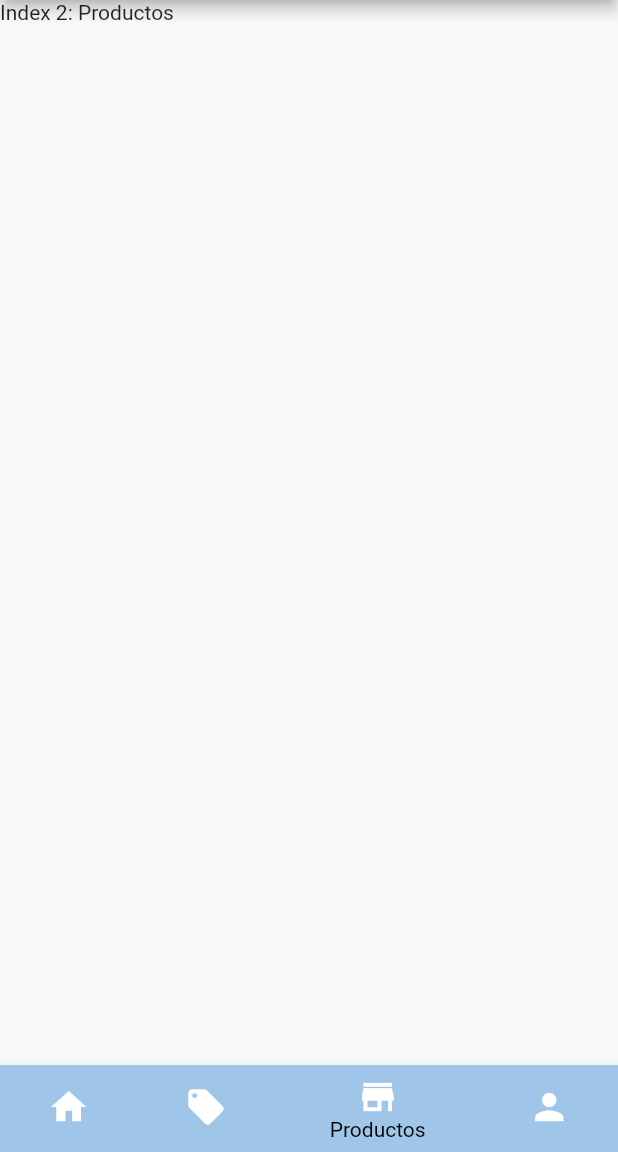
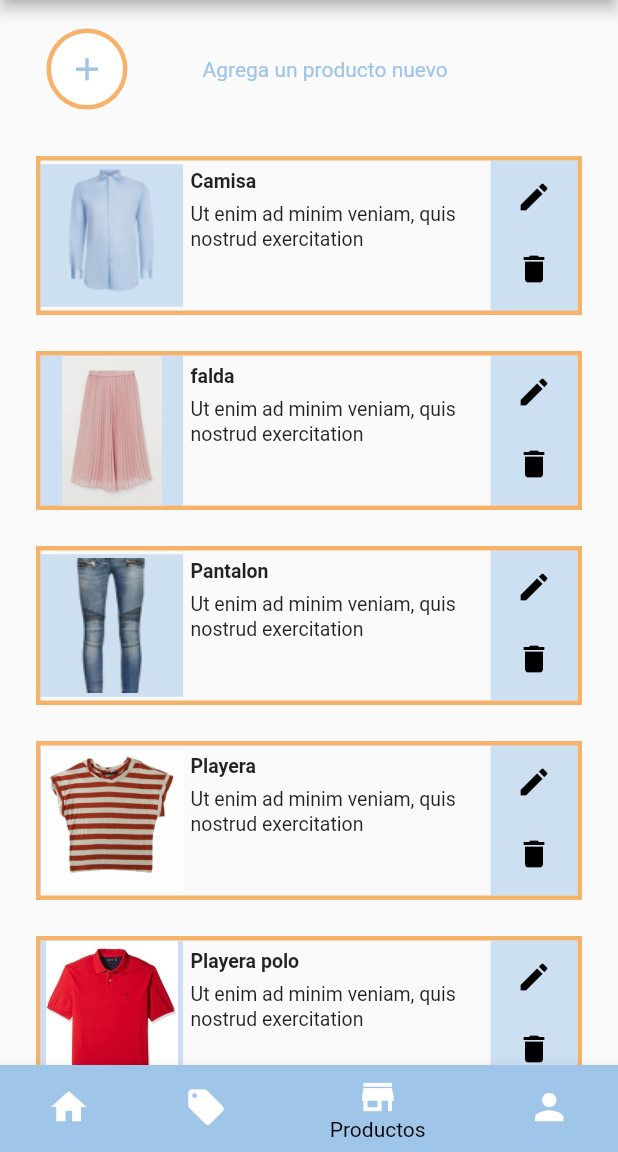
Before and after one commit to NestorJavier/proyecto-ubicua, a Flutter app: the MainScreen screen opened directly, item 3 of the bottom bar chosen, on a phone screen of 412 x 824 dp, the part 84-1236 px from its top. Run offline on Flutter 3.47's test engine with Material 2 defaults, Android fonts, the phone set to English and light mode, and no system bars; Roboto replaces fonts that are missing (RobotoMono).

Commit message:
productos

```diff
--- a/lib/main.dart
+++ b/lib/main.dart
@@ -3,6 +3,7 @@ import 'package:flutter/material.dart';
 import 'package:flutter/widgets.dart';
 import 'resumen_compra.dart';
 import 'Principal.dart';
+import 'productos.dart';
 
 //GlobalKey<ScaffoldState> _drawerKey = GlobalKey();
 
@@ -321,9 +322,7 @@ class _MainScreenState extends State<MainScreen> {
     Text(
       'Index 1: Promociones',
     ),
-    Text(
-      'Index 2: Productos',
-    ),
+    ProductosScreen(),
     Text(
       'Index 3: Perfil',
     ),
--- /dev/null
+++ b/lib/productoNuevo.dart
@@ -0,0 +1,98 @@
+import 'package:flutter/cupertino.dart';
+import 'package:flutter/material.dart';
+// import 'package:image_picker/image_picker.dart';
+// import 'dart:io';
+
+class NuevoProducto extends StatelessWidget {
+  // Future<File> imageFile;
+
+  // pickImageFromGallery(ImageSource source) {
+  //   setState(() {
+  //     imageFile = ImagePicker.pickImage(source: source);
+  //   });
+  // }
+
+  // Widget showImage() {
+  //   return FutureBuilder<File>(
+  //     future: imageFile,
+  //     builder: (BuildContext context, AsyncSnapshot<File> snapshot) {
+  //       if (snapshot.connectionState == ConnectionState.done &&
+  //           snapshot.data != null) {
+  //         return Image.file(
+  //           snapshot.data,
+  //           width: 300,
+  //           height: 300,
+  //         );
+  //       } else if (snapshot.error != null) {
+  //         return const Text(
+  //           'Error Picking Image',
+  //           textAlign: TextAlign.center,
+  //         );
+  //       } else {
+  //         return const Text(
+  //           'No Image Selected',
+  //           textAlign: TextAlign.center,
+  //         );
+  //       }
+  //     },
+  //   );
+  // }
+
+  Widget build(BuildContext context) {
+    return Scaffold(
+      appBar: AppBar(
+        backgroundColor: Color(0xff9FC5E8),
+        title: Text("Nuevo Producto"),
+      ),
+      body: Column(
+        children: <Widget>[
+          Text(
+            'Nombre',
+            textAlign: TextAlign.left,
+            style: TextStyle(
+              fontSize: 16,
+              color: Colors.orange,
+            ),
+          ),
+          Container(
+            padding: EdgeInsets.all(0.0),
+            margin: EdgeInsets.all(10.0),
+            width: 340,
+            child: TextField(
+              decoration: InputDecoration(
+                border: OutlineInputBorder(),
+              ),
+            ),
+          ),
+          Text(
+            'Descripción',
+            textAlign: TextAlign.left,
+            style: TextStyle(
+              fontSize: 16,
+              color: Colors.orange,
+            ),
+          ),
+          Container(
+            padding: EdgeInsets.all(0.0),
+            margin: EdgeInsets.all(10.0),
+            width: 340,
+            height: 160,
+            child: TextField(
+              maxLines: 6,
+              decoration: InputDecoration(
+                border: OutlineInputBorder(),
+              ),
+            ),
+          ),
+          // showImage(),
+          // RaisedButton(
+          //   child: Text("Select Image from Gallery"),
+          //   onPressed: () {
+          //     pickImageFromGallery(ImageSource.gallery);
+          //   },
+          // ),
+        ],
+      ),
+    );
+  }
+}
--- /dev/null
+++ b/lib/productos.dart
@@ -0,0 +1,183 @@
+import 'package:flutter/cupertino.dart';
+import 'package:flutter/material.dart';
+import 'productoNuevo.dart';
+
+/*
+ * Colores
+ * rgb(159,197,232)                   Azul
+ * Color.fromRGBO(159,197,232, 0.5),  Azul con una transparencia del 50%
+ *
+ *
+ *
+ */
+class ProductosScreen extends StatelessWidget {
+  TextStyle getTextStyle() {
+    return new TextStyle(
+        fontWeight: FontWeight.w400, fontSize: 16.0, color: Colors.black);
+  }
+
+  @override
+  Widget build(BuildContext context) {
+    var myProductList = [
+      {
+        "name": "Camisa",
+        "picture": "img/Camisa.png",
+        "description": "Ut enim ad minim veniam, quis nostrud exercitation",
+      },
+      {
+        "name": "falda",
+        "picture": "img/falda.jpg",
+        "description": "Ut enim ad minim veniam, quis nostrud exercitation",
+      },
+      {
+        "name": "Pantalon",
+        "picture": "img/Pantalon.png",
+        "description": "Ut enim ad minim veniam, quis nostrud exercitation",
+      },
+      {
+        "name": "Playera",
+        "picture": "img/playera.jpg",
+        "description": "Ut enim ad minim veniam, quis nostrud exercitation",
+      },
+      {
+        "name": "Playera polo",
+        "picture": "img/polo.jpg",
+        "description": "Ut enim ad minim veniam, quis nostrud exercitation",
+      },
+      {
+        "name": "Sudadera",
+        "picture": "img/sudadera.jpeg",
+        "description": "Ut enim ad minim veniam, quis nostrud exercitation",
+      },
+    ];
+
+    return ListView.builder(
+      itemCount: (myProductList.length + 1),
+      itemBuilder: (BuildContext context, int index) {
+        if (index == 0) {
+          return ListTile(
+            title: AgregaProducto(),
+          );
+        } else {
+          index--;
+          return ListTile(
+            title: SingleProduct(
+                myProductList[index]['name'],
+                myProductList[index]['picture'],
+                myProductList[index]['description']),
+          );
+        }
+      },
+    );
+  }
+}
+
+class SingleProduct extends StatelessWidget {
+  final name;
+  final picture;
+  final description;
+
+  SingleProduct(this.name, this.picture, this.description);
+
+  TextStyle descricionStyle() {
+    return new TextStyle(fontSize: 13.0, height: 1.3);
+  }
+
+  TextStyle nombreStyle() {
+    return new TextStyle(
+        fontSize: 13.0, height: 1.3, fontWeight: FontWeight.bold);
+  }
+
+  @override
+  Widget build(BuildContext context) {
+    return Container(
+        decoration: BoxDecoration(
+          border: Border.all(color: Color(0xFFF6B26B), width: 3),
+        ),
+        padding: EdgeInsets.all(0.0),
+        margin: EdgeInsets.all(8.0),
+        child: SizedBox(
+            height: 100,
+            child: Row(
+              children: <Widget>[
+                Container(
+                  margin: const EdgeInsets.only(right: 5),
+                  color: Color.fromRGBO(159, 197, 232, 0.5),
+                  child: SizedBox(width: 95, child: Image.asset(picture)),
+                ),
+                Expanded(
+                  child: Column(
+                    crossAxisAlignment: CrossAxisAlignment.start,
+                    children: <Widget>[
+                      Container(
+                        margin: const EdgeInsets.only(top: 5.0),
+                        child: Text(name, style: nombreStyle()),
+                      ),
+                      Container(
+                        margin: const EdgeInsets.only(top: 5.0),
+                        child: Text(description, style: descricionStyle()),
+                      ),
+                    ],
+                  ),
+                ),
+                Container(
+                    margin: const EdgeInsets.only(left: 5),
+                    padding: const EdgeInsets.only(
+                        left: 5.0, right: 5.0, top: 0.0, bottom: 0.0),
+                    color: Color.fromRGBO(159, 197, 232, 0.5),
+                    child: Column(children: <Widget>[
+                      IconButton(
+                          icon: Icon(
+                            Icons.edit,
+                            color: Colors.black,
+                          ),
+                          onPressed: () {}),
+                      IconButton(
+                          icon: Icon(
+                            Icons.delete,
+                            color: Colors.black,
+                          ),
+                          onPressed: () {}),
+                    ])),
+              ],
+            )));
+  }
+}
+
+class AgregaProducto extends StatelessWidget {
+  @override
+  Widget build(BuildContext context) {
+    return Container(
+        padding: const EdgeInsets.all(15),
+        child: Row(children: [
+          Container(
+            decoration: BoxDecoration(
+              border: Border.all(color: Color(0xFFF6B26B), width: 3),
+              borderRadius: BorderRadius.circular(50),
+              color: Colors.white,
+            ),
+            child: IconButton(
+              icon: const Icon(
+                Icons.add,
+                color: Color.fromRGBO(159, 197, 232, 1.0),
+                size: 25,
+              ),
+              onPressed: () {
+                Navigator.push(context, MaterialPageRoute(builder: (context) => NuevoProducto()));
+              },
+              tooltip: MaterialLocalizations.of(context).openAppDrawerTooltip,
+            ),
+          ),
+          SizedBox(
+            width: 50,
+          ),
+          Text(
+            "Agrega un producto nuevo",
+            style: TextStyle(
+                fontFamily: 'RobotoMono',
+                color: Color.fromRGBO(159, 197, 232, 1.0),
+                fontSize: 14.0),
+          ),
+        ]));
+  }
+}
--- a/pubspec.yaml
+++ b/pubspec.yaml
@@ -17,6 +17,7 @@ environment:
   sdk: ">=2.1.0 <3.0.0"
 
 dependencies:
+  image_picker: ^0.6.5+3
   flutter:
     sdk: flutter
 
```
Also changed, not shown: pubspec.lock.
